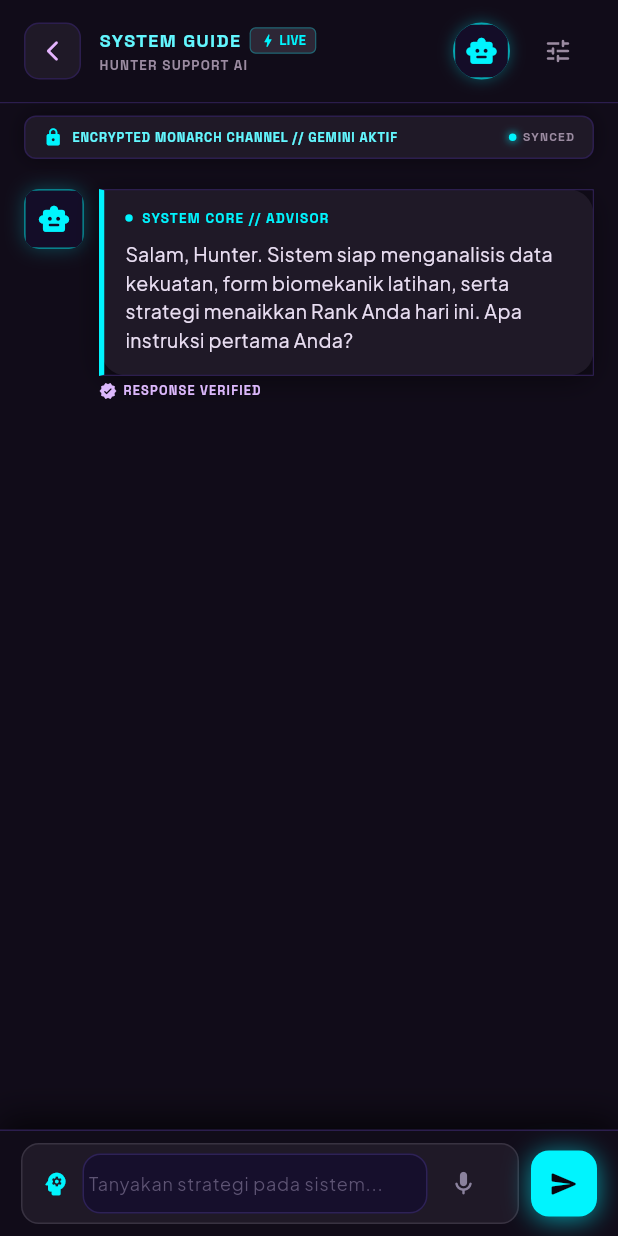
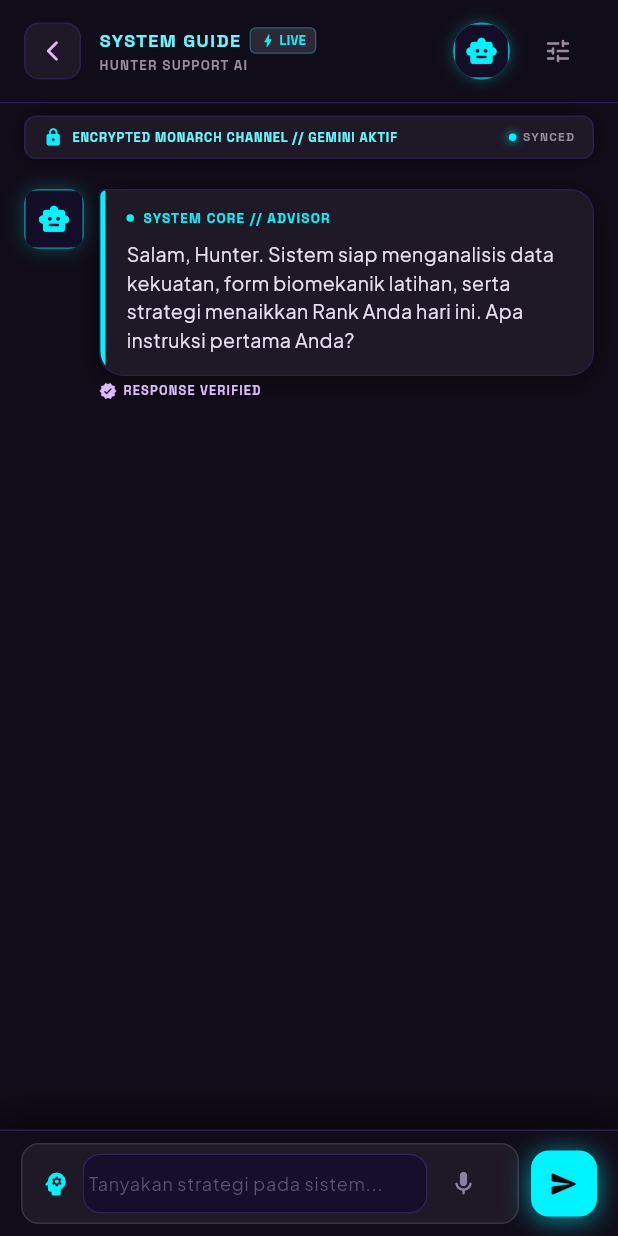
Before and after one commit to Ade-Nugraha48/levmax_v2, a Flutter app: the ChatAiScreen screen opened directly, on a phone screen of 412 x 824 dp. Run offline on Flutter 3.47's test engine with Material 3 defaults, Android fonts, the phone set to English and light mode, and no system bars; our stand-ins replace flutter_local_notifications, google_fonts, google_generative_ai, hive, hive_flutter, image_picker and 3 more; accounts and stored records are empty; network calls fail.

Commit message:
fix: resolve AI bubble rendering crash and update Gemini model to 3.5-flash-lite

```diff
--- a/lib/screens/features/chat_ai_screen.dart
+++ b/lib/screens/features/chat_ai_screen.dart
@@ -481,14 +481,9 @@ class _ChatAiScreenState extends State<ChatAiScreen> {
                       bottomRight: Radius.circular(16),
                       topLeft: Radius.circular(4),
                     ),
-                    border: const Border(
-                      left: BorderSide(
-                        color: Color(0xFF00F4FE),
-                        width: 3.5,
-                      ),
-                      top: BorderSide(color: Color(0xFF2C1E4E), width: 0.8),
-                      right: BorderSide(color: Color(0xFF2C1E4E), width: 0.8),
-                      bottom: BorderSide(color: Color(0xFF2C1E4E), width: 0.8),
+                    border: Border.all(
+                      color: const Color(0xFF2C1E4E),
+                      width: 0.8,
                     ),
                     boxShadow: [
                       BoxShadow(
@@ -498,6 +493,24 @@ class _ChatAiScreenState extends State<ChatAiScreen> {
                       ),
                     ],
                   ),
+                  child: ClipRRect(
+                    borderRadius: const BorderRadius.only(
+                      topRight: Radius.circular(16),
+                      bottomLeft: Radius.circular(16),
+                      bottomRight: Radius.circular(16),
+                      topLeft: Radius.circular(4),
+                    ),
+                    child: IntrinsicHeight(
+                      child: Row(
+                        crossAxisAlignment: CrossAxisAlignment.stretch,
+                        children: [
+                          // Garis aksen cyan vertikal di sebelah kiri
+                          Container(
+                            width: 3.5,
+                            color: const Color(0xFF00F4FE),
+                          ),
+                          Expanded(
+                            child: Padding(
                               padding: const EdgeInsets.fromLTRB(14, 12, 14, 14),
                               child: Column(
                                 crossAxisAlignment: CrossAxisAlignment.start,
@@ -538,6 +551,12 @@ class _ChatAiScreenState extends State<ChatAiScreen> {
                                     ),
                                   ),
                                 ],
+                              ),
+                            ),
+                          ),
+                        ],
+                      ),
+                    ),
                   ),
                 ),
 
--- a/lib/services/gemini_service.dart
+++ b/lib/services/gemini_service.dart
@@ -9,20 +9,23 @@ class GeminiService {
       ? const String.fromEnvironment('GEMINI_API_KEY')
       : utf8.decode(base64Decode('QVEuQWI4Uk42SWFsRXN2Tm1Ma2N5UjU2cHB0aDlrUktzMktPTGF5aXVZREVoMzRCb0FraWc='));
 
-  static const String _modelName = 'gemini-1.5-flash';
+  static const String _systemPrompt =
+      'Kamu adalah asisten LevMax. Berikan panduan ringkas, padat, dan memotivasi seputar tips olahraga, pembentukan kebiasaan, nutrisi, dan strategi naik rank hunter.';
 
-  static final GenerativeModel _model = GenerativeModel(
-    model: _modelName,
-    apiKey: _apiKey,
-    systemInstruction: Content.system(
-      'Kamu adalah asisten LevMax. Berikan panduan ringkas, padat, dan memotivasi seputar tips olahraga, pembentukan kebiasaan, nutrisi, dan strategi naik rank hunter.',
-    ),
-  );
+  static GenerativeModel _createModel(String modelName) {
+    return GenerativeModel(
+      model: modelName,
+      apiKey: _apiKey,
+      systemInstruction: Content.system(_systemPrompt),
+    );
+  }
 
+  static GenerativeModel _model = _createModel('gemini-3.5-flash-lite');
   static ChatSession _chatSession = _model.startChat();
 
   /// Reset sesi chat jika ingin memulai percakapan baru dari awal
   static void resetChat() {
+    _model = _createModel('gemini-3.5-flash-lite');
     _chatSession = _model.startChat();
   }
 
@@ -32,7 +35,15 @@ class GeminiService {
       final response = await _chatSession.sendMessage(Content.text(prompt));
       return response.text ?? 'Tidak ada balasan dari sistem LevMax AI.';
     } catch (e) {
-      return 'Gagal menghubungi Gemini AI: $e';
+      // Fallback ke model gemini-3.5-flash jika model utama mengalami kendala
+      try {
+        final fallbackModel = _createModel('gemini-3.5-flash');
+        final fallbackChat = fallbackModel.startChat();
+        final fallbackResponse = await fallbackChat.sendMessage(Content.text(prompt));
+        return fallbackResponse.text ?? 'Tidak ada balasan dari sistem LevMax AI.';
+      } catch (fallbackError) {
+        return 'Gagal menghubungi Gemini AI: $e';
+      }
     }
   }
 }
```
Lines whose indentation alone changed are shown as unchanged.
